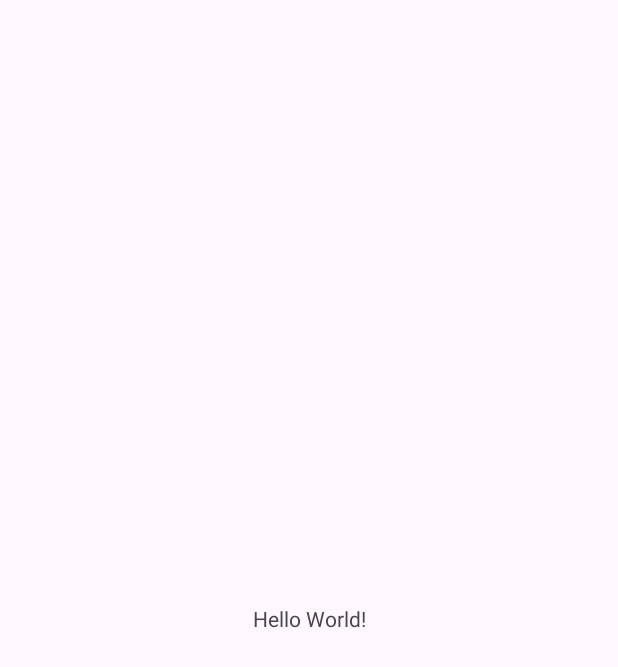
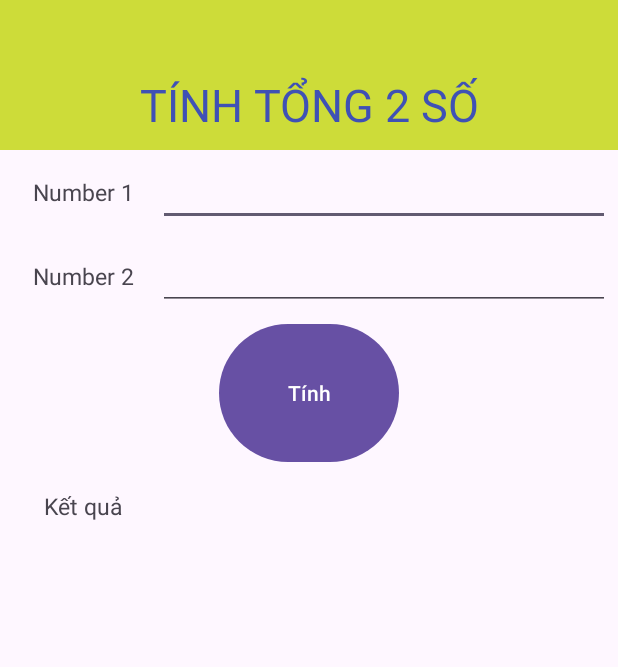
Before and after one commit to Kiet1906/KietMobileProjects, an Android app: the screen it shows after launch (MainActivity), on a phone screen of 412 x 824 dp. Before the commit the part shown is almost empty. Shown: the top 667 px of the screen. Run offline under Robolectric (Android 15) with nearby library versions, the phone set to English and light mode, and no system bars.

Commit message:
TinhTong2So

```diff
--- a/TinhTong2So/app/src/main/java/com/akiet/tinhtong2so/MainActivity.java
+++ b/TinhTong2So/app/src/main/java/com/akiet/tinhtong2so/MainActivity.java
@@ -1,6 +1,11 @@
 package com.akiet.tinhtong2so;
 
+import android.annotation.SuppressLint;
 import android.os.Bundle;
+import android.view.View;
+import android.widget.Button;
+import android.widget.EditText;
+import android.widget.TextView;
 
 import androidx.activity.EdgeToEdge;
 import androidx.appcompat.app.AppCompatActivity;
@@ -9,16 +14,38 @@ import androidx.core.view.ViewCompat;
 import androidx.core.view.WindowInsetsCompat;
 
 public class MainActivity extends AppCompatActivity {
+    // (1). Khai báo các biến đối tượng
+    //      nhằm liên kết các id trong flie xml layout
 
+    EditText edSo1, edSo2;
+    TextView Ketqua;
+    Button btnTinhToan;
+    @SuppressLint("MissingInflatedId")
     @Override
     protected void onCreate(Bundle savedInstanceState) {
         super.onCreate(savedInstanceState);
-        EdgeToEdge.enable(this);
         setContentView(R.layout.activity_main);
-        ViewCompat.setOnApplyWindowInsetsListener(findViewById(R.id.main), (v, insets) -> {
-            Insets systemBars = insets.getInsets(WindowInsetsCompat.Type.systemBars());
-            v.setPadding(systemBars.left, systemBars.top, systemBars.right, systemBars.bottom);
-            return insets;
-        });
+        //(2). Link biến Java với id tương ứng
+        edSo1 = findViewById(R.id.edtA);
+        edSo2 = findViewById(R.id.edtB);
+        Ketqua = findViewById(R.id.edtKetqua);
+        btnTinhToan = findViewById(R.id.nutTinhTong);
+    }
+    public void HamTinhTong(View v) {
+        //Code tính tổng
+        // Form: (b1)lấy dữ liệu --> (b2)Xử lý --> (b3)Xuất kết quả
+        // Bước 1:
+        String strSo1 = edSo1.getText().toString();
+        String strSo2 = edSo2.getText().toString();
+        // Chuyển kiểu dữ liệu mới tính đc
+        int soA = Integer.parseInt(strSo1);
+        int soB = Integer.parseInt(strSo2);
+        //Bước 2:
+        int tong = soA + soB ;
+        //Bước 3:
+        // Chuyển sang string để setText lên view (TextView)
+        String strTong = String.valueOf(tong);
+        // Hiển thị lên view
+        Ketqua.setText(strTong);
     }
 }
--- a/TinhTong2So/app/src/main/res/layout/activity_main.xml
+++ b/TinhTong2So/app/src/main/res/layout/activity_main.xml
@@ -1,19 +1,96 @@
 <?xml version="1.0" encoding="utf-8"?>
-<androidx.constraintlayout.widget.ConstraintLayout xmlns:android="http://schemas.android.com/apk/res/android"
-    xmlns:app="http://schemas.android.com/apk/res-auto"
+<LinearLayout
+    xmlns:android="http://schemas.android.com/apk/res/android"
     xmlns:tools="http://schemas.android.com/tools"
-    android:id="@+id/main"
+    android:layout_height="match_parent"
     android:layout_width="match_parent"
-    android:layout_height="match_parent"
-    tools:context=".MainActivity">
+    android:orientation="vertical"
+    tools:context=".MainActivity"
+    xmlns:app="http://schemas.android.com/apk/res-auto">
 
     <TextView
-        android:layout_width="wrap_content"
+        android:layout_width="match_parent"
+        android:layout_height="100dp"
+        android:background="#CDDC39"
+        android:gravity="center|bottom"
+        android:paddingBottom="10dp"
+        android:text="TÍNH TỔNG 2 SỐ"
+        android:textColor="#3F51B5"
+        android:textSize="30dp" />
+
+    <LinearLayout
+        android:layout_width="match_parent"
         android:layout_height="wrap_content"
-        android:text="Hello World!"
-        app:layout_constraintBottom_toBottomOf="parent"
-        app:layout_constraintEnd_toEndOf="parent"
-        app:layout_constraintStart_toStartOf="parent"
-        app:layout_constraintTop_toTopOf="parent" />
+        android:gravity="center"
+        android:layout_margin="5dp">
+        <TextView
+            android:layout_width="100dp"
+            android:layout_height="wrap_content"
+            android:text="Number 1"
+            android:padding="0dp"
+            android:gravity="center|bottom"
+            android:textSize="15dp"/>
 
-</androidx.constraintlayout.widget.ConstraintLayout>
+        <EditText
+            android:id="@+id/edtA"
+            android:layout_width="wrap_content"
+            android:layout_height="wrap_content"
+            android:layout_weight="2"
+            android:ems="10"
+            android:inputType="number"/>
+    </LinearLayout>
+
+    <LinearLayout
+        android:layout_width="match_parent"
+        android:layout_height="wrap_content"
+        android:gravity="center"
+        android:layout_margin="5dp">
+
+        <TextView
+            android:layout_width="100dp"
+            android:layout_height="wrap_content"
+            android:text="Number 2"
+            android:padding="0dp"
+            android:gravity="center|bottom"
+            android:textSize="15dp"/>
+
+        <EditText
+            android:id="@+id/edtB"
+            android:layout_width="wrap_content"
+            android:layout_height="wrap_content"
+            android:layout_weight="2"
+            android:ems="10"
+            android:inputType="number"/>
+    </LinearLayout>
+    <!--    Nút cài HamTinhTong code java-->
+    <Button
+        android:id="@+id/nutTinhTong"
+        android:onClick="HamTinhTong"
+        android:layout_gravity="center"
+        android:layout_width="120dp"
+        android:layout_height="100dp"
+        android:text="Tính"/>
+    <LinearLayout
+        android:layout_width="match_parent"
+        android:layout_height="wrap_content"
+        android:gravity="center"
+        android:layout_margin="5dp">
+
+        <TextView
+            android:layout_width="100dp"
+            android:layout_height="wrap_content"
+            android:text="Kết quả"
+            android:padding="0dp"
+            android:gravity="center|bottom"
+            android:textSize="15dp"/>
+
+        <TextView
+            android:id="@+id/edtKetqua"
+            android:layout_width="wrap_content"
+            android:layout_height="wrap_content"
+            android:layout_weight="2"
+            android:ems="10"
+            android:textSize="30dp"
+            android:inputType="number"/>
+    </LinearLayout>
+</LinearLayout>
```
